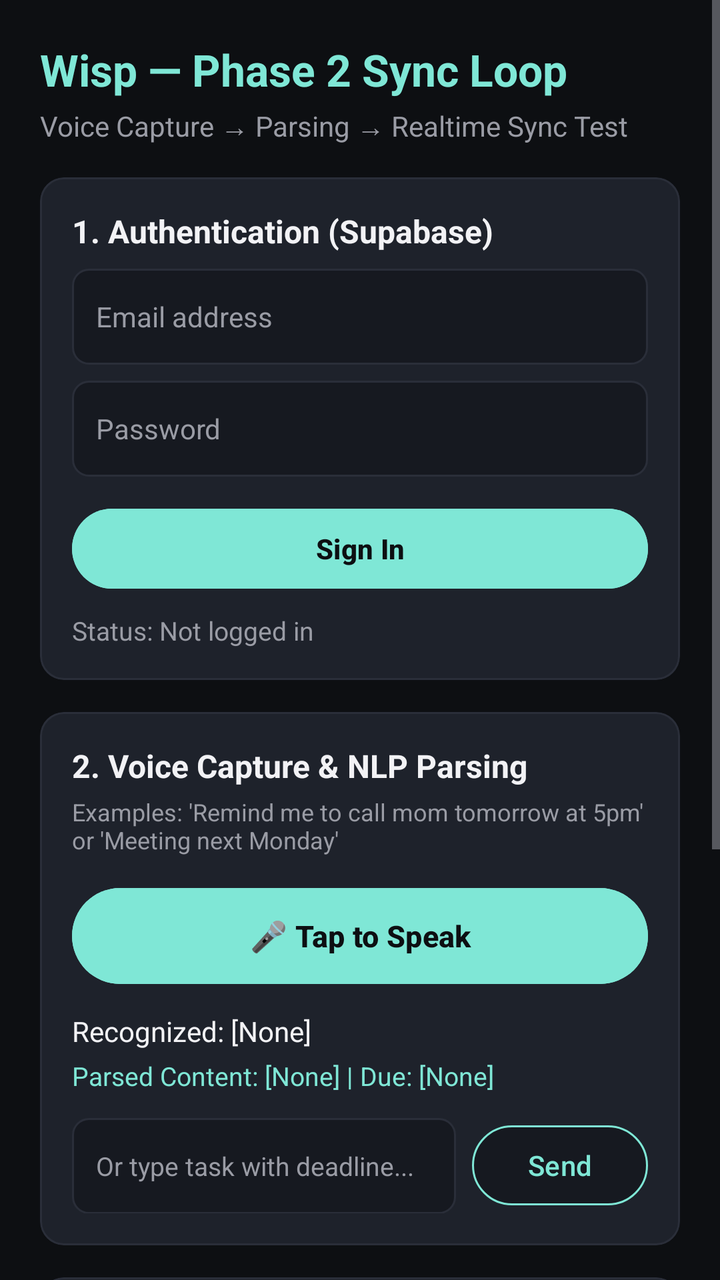
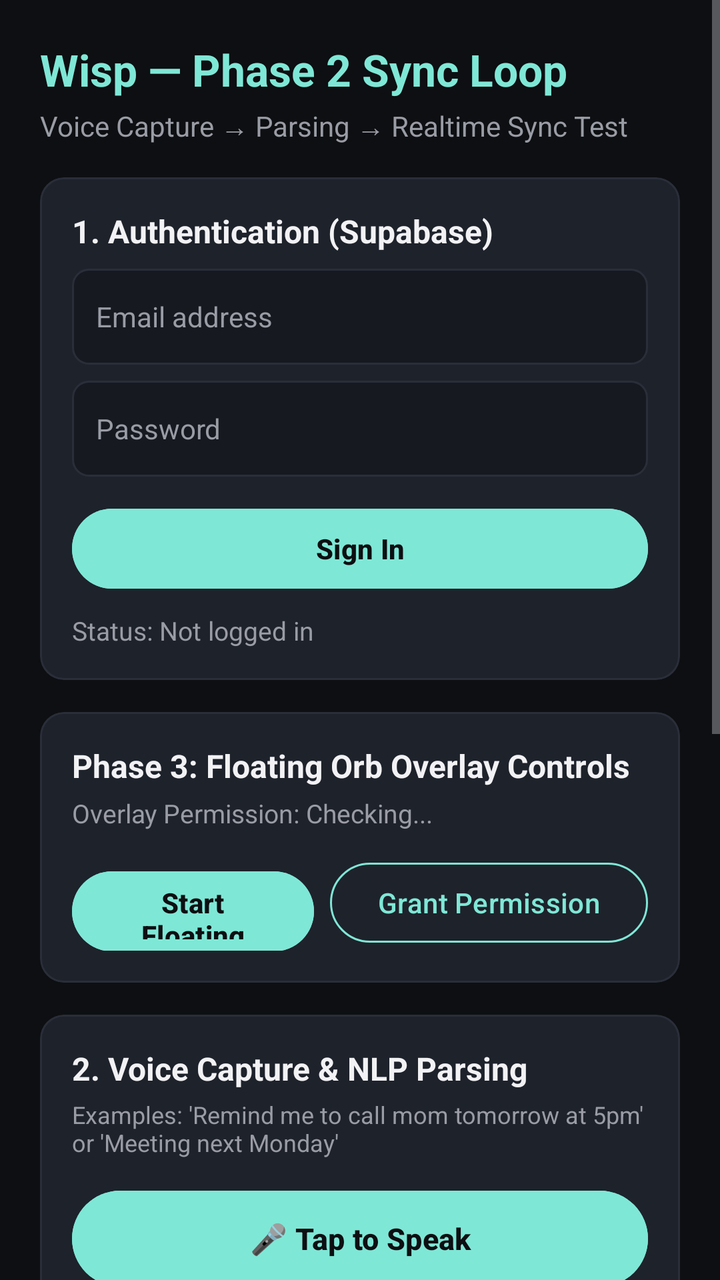

An Android layout rendered at two revisions. The XML below is the earlier revision; the diff shows what the commit changed to produce the second picture.
<!-- AndroidManifest.xml: application theme Theme.Wisp -->
<!-- res/layout/activity_phase2_test.xml -->
<?xml version="1.0" encoding="utf-8"?>
<ScrollView xmlns:android="http://schemas.android.com/apk/res/android"
    xmlns:app="http://schemas.android.com/apk/res-auto"
    xmlns:tools="http://schemas.android.com/tools"
    android:layout_width="match_parent"
    android:layout_height="match_parent"
    android:background="@color/wisp_background"
    android:fillViewport="true">

    <LinearLayout
        android:layout_width="match_parent"
        android:layout_height="wrap_content"
        android:orientation="vertical"
        android:padding="20dp">

        
        <TextView
            android:id="@+id/tvTitle"
            android:layout_width="match_parent"
            android:layout_height="wrap_content"
            android:text="Wisp — Phase 2 Sync Loop"
            android:textColor="@color/wisp_accent"
            android:textSize="22sp"
            android:textStyle="bold" />

        <TextView
            android:layout_width="match_parent"
            android:layout_height="wrap_content"
            android:layout_marginTop="4dp"
            android:text="Voice Capture → Parsing → Realtime Sync Test"
            android:textColor="@color/wisp_text_secondary"
            android:textSize="14sp" />

        
        <com.google.android.material.card.MaterialCardView
            android:layout_width="match_parent"
            android:layout_height="wrap_content"
            android:layout_marginTop="16dp"
            app:cardBackgroundColor="@color/wisp_surface_card"
            app:cardCornerRadius="12dp"
            app:strokeColor="@color/wisp_border"
            app:strokeWidth="1dp">

            <LinearLayout
                android:layout_width="match_parent"
                android:layout_height="wrap_content"
                android:orientation="vertical"
                android:padding="16dp">

                <TextView
                    android:layout_width="wrap_content"
                    android:layout_height="wrap_content"
                    android:text="1. Authentication (Supabase)"
                    android:textColor="@color/wisp_text_primary"
                    android:textSize="16sp"
                    android:textStyle="bold" />

                <EditText
                    android:id="@+id/etEmail"
                    android:layout_width="match_parent"
                    android:layout_height="48dp"
                    android:layout_marginTop="8dp"
                    android:background="@drawable/bg_input_field"
                    android:hint="@string/email_hint"
                    android:inputType="textEmailAddress"
                    android:paddingHorizontal="12dp"
                    android:textColor="@color/wisp_text_primary"
                    android:textColorHint="@color/wisp_text_secondary"
                    android:textSize="14sp" />

                <EditText
                    android:id="@+id/etPassword"
                    android:layout_width="match_parent"
                    android:layout_height="48dp"
                    android:layout_marginTop="8dp"
                    android:background="@drawable/bg_input_field"
                    android:hint="@string/password_hint"
                    android:inputType="textPassword"
                    android:paddingHorizontal="12dp"
                    android:textColor="@color/wisp_text_primary"
                    android:textColorHint="@color/wisp_text_secondary"
                    android:textSize="14sp" />

                <com.google.android.material.button.MaterialButton
                    android:id="@+id/btnLogin"
                    android:layout_width="match_parent"
                    android:layout_height="48dp"
                    android:layout_marginTop="12dp"
                    android:backgroundTint="@color/wisp_accent"
                    android:text="@string/btn_login"
                    android:textColor="@color/wisp_background"
                    android:textStyle="bold" />

                <TextView
                    android:id="@+id/tvAuthStatus"
                    android:layout_width="match_parent"
                    android:layout_height="wrap_content"
                    android:layout_marginTop="8dp"
                    android:text="Status: Not logged in"
                    android:textColor="@color/wisp_text_secondary"
                    android:textSize="13sp" />
            </LinearLayout>
        </com.google.android.material.card.MaterialCardView>

        
        <com.google.android.material.card.MaterialCardView
            android:layout_width="match_parent"
            android:layout_height="wrap_content"
            android:layout_marginTop="16dp"
            app:cardBackgroundColor="@color/wisp_surface_card"
            app:cardCornerRadius="12dp"
            app:strokeColor="@color/wisp_border"
            app:strokeWidth="1dp">

            <LinearLayout
                android:layout_width="match_parent"
                android:layout_height="wrap_content"
                android:orientation="vertical"
                android:padding="16dp">

                <TextView
                    android:layout_width="wrap_content"
                    android:layout_height="wrap_content"
                    android:text="2. Voice Capture &amp; NLP Parsing"
                    android:textColor="@color/wisp_text_primary"
                    android:textSize="16sp"
                    android:textStyle="bold" />

                <TextView
                    android:layout_width="match_parent"
                    android:layout_height="wrap_content"
                    android:layout_marginTop="4dp"
                    android:text="Examples: 'Remind me to call mom tomorrow at 5pm' or 'Meeting next Monday'"
                    android:textColor="@color/wisp_text_secondary"
                    android:textSize="12sp" />

                
                <com.google.android.material.button.MaterialButton
                    android:id="@+id/btnSpeak"
                    android:layout_width="match_parent"
                    android:layout_height="56dp"
                    android:layout_marginTop="12dp"
                    android:backgroundTint="@color/wisp_accent"
                    android:text="🎤 Tap to Speak"
                    android:textColor="@color/wisp_background"
                    android:textSize="15sp"
                    android:textStyle="bold" />

                
                <TextView
                    android:id="@+id/tvTranscription"
                    android:layout_width="match_parent"
                    android:layout_height="wrap_content"
                    android:layout_marginTop="10dp"
                    android:text="Recognized: [None]"
                    android:textColor="@color/wisp_text_primary"
                    android:textSize="14sp" />

                <TextView
                    android:id="@+id/tvParsedResult"
                    android:layout_width="match_parent"
                    android:layout_height="wrap_content"
                    android:layout_marginTop="4dp"
                    android:text="Parsed Content: [None] | Due: [None]"
                    android:textColor="@color/wisp_accent"
                    android:textSize="13sp" />

                
                <LinearLayout
                    android:layout_width="match_parent"
                    android:layout_height="wrap_content"
                    android:layout_marginTop="12dp"
                    android:orientation="horizontal">

                    <EditText
                        android:id="@+id/etTypedInput"
                        android:layout_width="0dp"
                        android:layout_height="48dp"
                        android:layout_weight="1"
                        android:background="@drawable/bg_input_field"
                        android:hint="Or type task with deadline..."
                        android:paddingHorizontal="12dp"
                        android:textColor="@color/wisp_text_primary"
                        android:textColorHint="@color/wisp_text_secondary"
                        android:textSize="13sp" />

                    <com.google.android.material.button.MaterialButton
                        android:id="@+id/btnSendTyped"
                        android:layout_width="wrap_content"
                        android:layout_height="48dp"
                        android:layout_marginStart="8dp"
                        android:backgroundTint="@color/wisp_surface"
                        android:text="Send"
                        android:textColor="@color/wisp_accent"
                        app:strokeColor="@color/wisp_accent"
                        app:strokeWidth="1dp" />
                </LinearLayout>
            </LinearLayout>
        </com.google.android.material.card.MaterialCardView>

        
        <com.google.android.material.card.MaterialCardView
            android:layout_width="match_parent"
            android:layout_height="wrap_content"
            android:layout_marginTop="16dp"
            android:layout_marginBottom="24dp"
            app:cardBackgroundColor="@color/wisp_surface_card"
            app:cardCornerRadius="12dp"
            app:strokeColor="@color/wisp_border"
            app:strokeWidth="1dp">

            <LinearLayout
                android:layout_width="match_parent"
                android:layout_height="wrap_content"
                android:orientation="vertical"
                android:padding="16dp">

                <LinearLayout
                    android:layout_width="match_parent"
                    android:layout_height="wrap_content"
                    android:orientation="horizontal">

                    <TextView
                        android:layout_width="0dp"
                        android:layout_height="wrap_content"
                        android:layout_weight="1"
                        android:text="3. Realtime Sync Listener"
                        android:textColor="@color/wisp_text_primary"
                        android:textSize="16sp"
                        android:textStyle="bold" />

                    <TextView
                        android:id="@+id/tvRealtimeStatus"
                        android:layout_width="wrap_content"
                        android:layout_height="wrap_content"
                        android:text="Connecting..."
                        android:textColor="@color/wisp_warning"
                        android:textSize="12sp" />
                </LinearLayout>

                <TextView
                    android:id="@+id/tvRealtimeLogs"
                    android:layout_width="match_parent"
                    android:layout_height="220dp"
                    android:layout_marginTop="8dp"
                    android:background="@drawable/bg_input_field"
                    android:fontFamily="monospace"
                    android:padding="10dp"
                    android:scrollbars="vertical"
                    android:text="[Awaiting Realtime events...]"
                    android:textColor="@color/wisp_text_secondary"
                    android:textSize="12sp" />
            </LinearLayout>
        </com.google.android.material.card.MaterialCardView>

    </LinearLayout>
</ScrollView>
<!-- resources referenced by this layout -->
<resources>
  <color name="wisp_accent">#7FE7D6</color>
  <color name="wisp_background">#0D0F12</color>
  <color name="wisp_border">#2A2E39</color>
  <color name="wisp_surface">#161920</color>
  <color name="wisp_surface_card">#1E222B</color>
  <color name="wisp_text_primary">#F2F2F5</color>
  <color name="wisp_text_secondary">#9A9CA5</color>
  <color name="wisp_warning">#E06C75</color>
  <!-- drawable bg_input_field (drawable) -->
  <?xml version="1.0" encoding="utf-8"?>
  <shape xmlns:android="http://schemas.android.com/apk/res/android">
      <solid android:color="@color/wisp_surface" />
      <stroke
          android:width="1dp"
          android:color="@color/wisp_border" />
      <corners android:radius="8dp" />
  </shape>
  <string name="btn_login">Sign In</string>
  <string name="email_hint">Email address</string>
  <string name="password_hint">Password</string>
  <style name="Theme.Wisp" parent="Theme.Material3.Dark.NoActionBar">
          <item name="android:windowBackground">@color/wisp_background</item>
          <item name="colorPrimary">@color/wisp_accent</item>
          <item name="colorSecondary">@color/wisp_accent_muted</item>
          <item name="android:textColorPrimary">@color/wisp_text_primary</item>
          <item name="android:textColorSecondary">@color/wisp_text_secondary</item>
      </style>
  <color name="wisp_accent_muted">#4EA89A</color>
</resources>

<!-- the commit's change to res/layout/activity_phase2_test.xml (unified diff, before → after) -->
@@ -99,6 +99,69 @@
                     android:text="Status: Not logged in"
                     android:textColor="@color/wisp_text_secondary"
                     android:textSize="13sp" />
+            </LinearLayout>
+        </com.google.android.material.card.MaterialCardView>
+
+        
+        <com.google.android.material.card.MaterialCardView
+            android:layout_width="match_parent"
+            android:layout_height="wrap_content"
+            android:layout_marginTop="16dp"
+            app:cardBackgroundColor="@color/wisp_surface_card"
+            app:cardCornerRadius="12dp"
+            app:strokeColor="@color/wisp_border"
+            app:strokeWidth="1dp">
+
+            <LinearLayout
+                android:layout_width="match_parent"
+                android:layout_height="wrap_content"
+                android:orientation="vertical"
+                android:padding="16dp">
+
+                <TextView
+                    android:layout_width="wrap_content"
+                    android:layout_height="wrap_content"
+                    android:text="Phase 3: Floating Orb Overlay Controls"
+                    android:textColor="@color/wisp_text_primary"
+                    android:textSize="16sp"
+                    android:textStyle="bold" />
+
+                <TextView
+                    android:id="@+id/tvOverlayPermissionStatus"
+                    android:layout_width="match_parent"
+                    android:layout_height="wrap_content"
+                    android:layout_marginTop="4dp"
+                    android:text="Overlay Permission: Checking..."
+                    android:textColor="@color/wisp_text_secondary"
+                    android:textSize="13sp" />
+
+                <LinearLayout
+                    android:layout_width="match_parent"
+                    android:layout_height="wrap_content"
+                    android:layout_marginTop="12dp"
+                    android:orientation="horizontal">
+
+                    <com.google.android.material.button.MaterialButton
+                        android:id="@+id/btnToggleOrb"
+                        android:layout_width="0dp"
+                        android:layout_height="48dp"
+                        android:layout_weight="1"
+                        android:backgroundTint="@color/wisp_accent"
+                        android:text="Start Floating Orb"
+                        android:textColor="@color/wisp_background"
+                        android:textStyle="bold" />
+
+                    <com.google.android.material.button.MaterialButton
+                        android:id="@+id/btnRequestOverlayPerm"
+                        style="@style/Widget.Material3.Button.OutlinedButton"
+                        android:layout_width="wrap_content"
+                        android:layout_height="48dp"
+                        android:layout_marginStart="8dp"
+                        android:text="Grant Permission"
+                        android:textColor="@color/wisp_accent"
+                        app:strokeColor="@color/wisp_accent"
+                        app:strokeWidth="1dp" />
+                </LinearLayout>
             </LinearLayout>
         </com.google.android.material.card.MaterialCardView>
 
